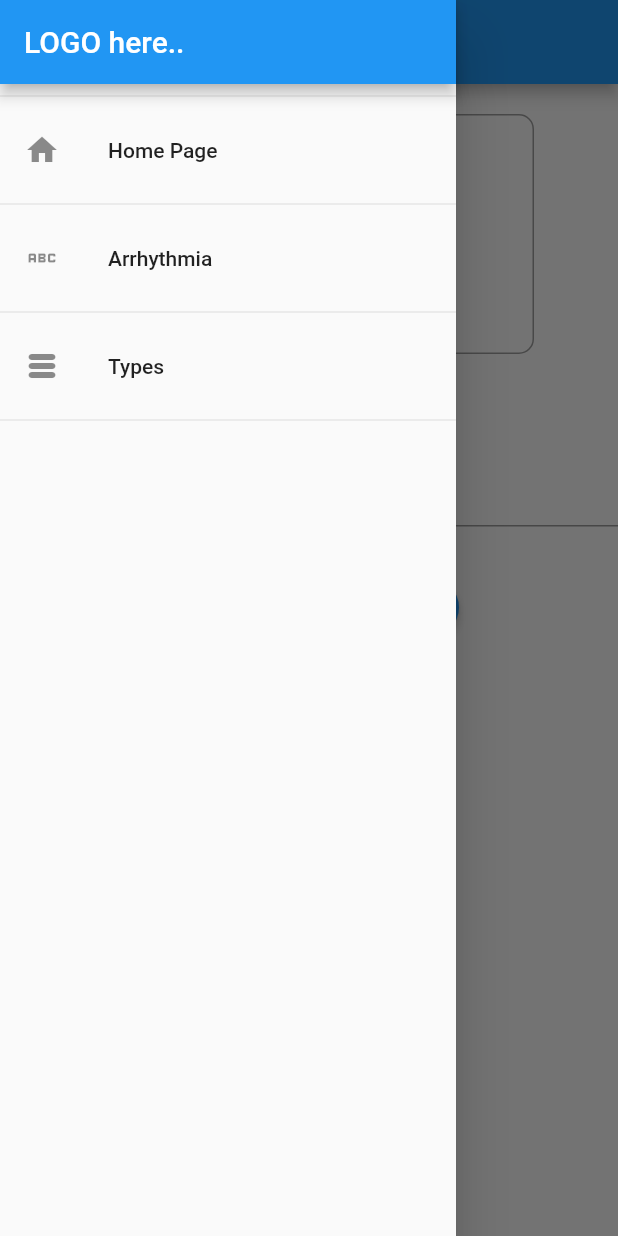
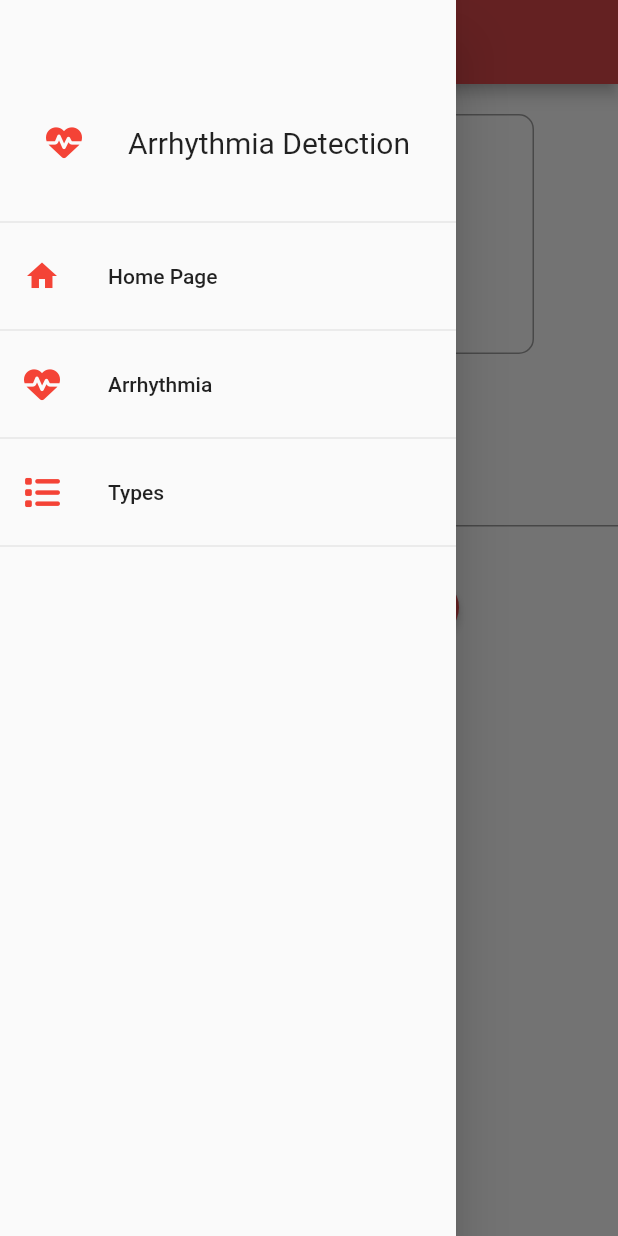
Before and after one commit to hmzaak/Arrhythmia-App, a Flutter app: the screen it shows after launch, in the side drawer, after a tap on "Classify", on a phone screen of 412 x 824 dp. Run offline on Flutter 3.47's test engine with Material 2 defaults, Android fonts, the phone set to English and light mode, and no system bars; our stand-ins replace animated_splash_screen, font_awesome_flutter, lottie; missing offline and left inert: telephony, tflite_flutter.

Commit message:
Splash screen and  app icon added, appDrawer updated

```diff
--- a/lib/main.dart
+++ b/lib/main.dart
@@ -1,5 +1,6 @@
 import 'package:arrhythmia/screens/arrhythmia_screen.dart';
 import 'package:arrhythmia/screens/home_screen.dart';
+import 'package:arrhythmia/screens/splash_screen.dart';
 import 'package:arrhythmia/screens/types_screen.dart';
 import 'package:flutter/material.dart';
 
@@ -15,13 +16,15 @@ class MyApp extends StatelessWidget {
     return MaterialApp(
       title: 'Flutter Demo',
       theme: ThemeData(
-        primarySwatch: Colors.blue,
+        colorScheme: ColorScheme.fromSwatch().copyWith(
+          primary: Color(0xFFD9494B),
+        ),
       ),
-      home: const HomeScreen(),
+      home: const SplashScreen(),
       routes: {
         ArrhythmiaScreen.routName: (context) => ArrhythmiaScreen(),
         TypesScreen.routName: (context) => TypesScreen(),
-        //ClassifyScreen.routName: (context) => const ClassifyScreen(),
+        HomeScreen.routname: (context) => const HomeScreen(),
       },
     );
   }
--- a/lib/screens/home_screen.dart
+++ b/lib/screens/home_screen.dart
@@ -5,6 +5,7 @@ import 'package:flutter/material.dart';
 import 'package:lottie/lottie.dart';
 
 class HomeScreen extends StatefulWidget {
+  static const routname = '/home-page';
   const HomeScreen({Key? key}) : super(key: key);
 
   @override
@@ -50,7 +51,7 @@ class _HomeScreenState extends State<HomeScreen> {
   Widget build(BuildContext context) {
     return Scaffold(
       appBar: AppBar(
-        title: const Text('Arrythmia Detection'),
+        title: const Text('Arrhythmia Detection'),
       ),
       drawer: const AppDrawer(),
       body: Column(
--- /dev/null
+++ b/lib/screens/splash_screen.dart
@@ -0,0 +1,18 @@
+import 'package:animated_splash_screen/animated_splash_screen.dart';
+import 'package:arrhythmia/screens/home_screen.dart';
+import 'package:flutter/material.dart';
+import 'package:lottie/lottie.dart';
+
+class SplashScreen extends StatelessWidget {
+  const SplashScreen({Key? key}) : super(key: key);
+
+  @override
+  Widget build(BuildContext context) {
+    return AnimatedSplashScreen(
+      splash: Lottie.asset('assets/splashscreenpulse.json'),
+      nextScreen: const HomeScreen(),
+      splashIconSize: 250,
+      duration: 5000,
+    );
+  }
+}
--- a/lib/widgets/app_drawer.dart
+++ b/lib/widgets/app_drawer.dart
@@ -1,6 +1,8 @@
 import 'package:arrhythmia/screens/arrhythmia_screen.dart';
+import 'package:arrhythmia/screens/home_screen.dart';
 import 'package:arrhythmia/screens/types_screen.dart';
 import 'package:flutter/material.dart';
+import 'package:font_awesome_flutter/font_awesome_flutter.dart';
 
 class AppDrawer extends StatelessWidget {
   const AppDrawer({Key? key}) : super(key: key);
@@ -10,21 +12,41 @@ class AppDrawer extends StatelessWidget {
     return Drawer(
       child: Column(
         children: [
-          AppBar(
-            title: const Text('LOGO here..'),
-            automaticallyImplyLeading: false,
+          Container(
+            height: 140,
+            padding: const EdgeInsets.only(top: 50),
+            //decoration: BoxDecoration(border: Border.all()),
+            child: Row(
+              mainAxisAlignment: MainAxisAlignment.spaceEvenly,
+              children: const [
+                FaIcon(
+                  FontAwesomeIcons.heartPulse,
+                  color: Colors.red,
+                ),
+                Text(
+                  'Arrhythmia Detection',
+                  style: TextStyle(fontSize: 20),
+                )
+              ],
+            ),
           ),
           const Divider(),
           ListTile(
-            leading: const Icon(Icons.home),
+            leading: const Icon(
+              Icons.home,
+              color: Colors.red,
+            ),
             title: const Text('Home Page'),
             onTap: () {
-              Navigator.of(context).pushReplacementNamed('/');
+              Navigator.of(context).pushReplacementNamed(HomeScreen.routname);
             },
           ),
           const Divider(),
           ListTile(
-            leading: const Icon(Icons.abc),
+            leading: const FaIcon(
+              FontAwesomeIcons.heartPulse,
+              color: Colors.red,
+            ),
             title: const Text('Arrhythmia'),
             onTap: () {
               Navigator.of(context)
@@ -33,7 +55,10 @@ class AppDrawer extends StatelessWidget {
           ),
           const Divider(),
           ListTile(
-            leading: const Icon(Icons.table_rows_rounded),
+            leading: const FaIcon(
+              FontAwesomeIcons.list,
+              color: Colors.red,
+            ),
             title: const Text('Types'),
             onTap: () {
               Navigator.of(context).pushReplacementNamed(TypesScreen.routName);
```
Also changed, not shown: assets/splashscreenpulse.json (added, +1 -0 lines), pubspec.yaml (+9 -0 lines), assets/logo_size.png (added), pubspec.lock, 22 other files.
